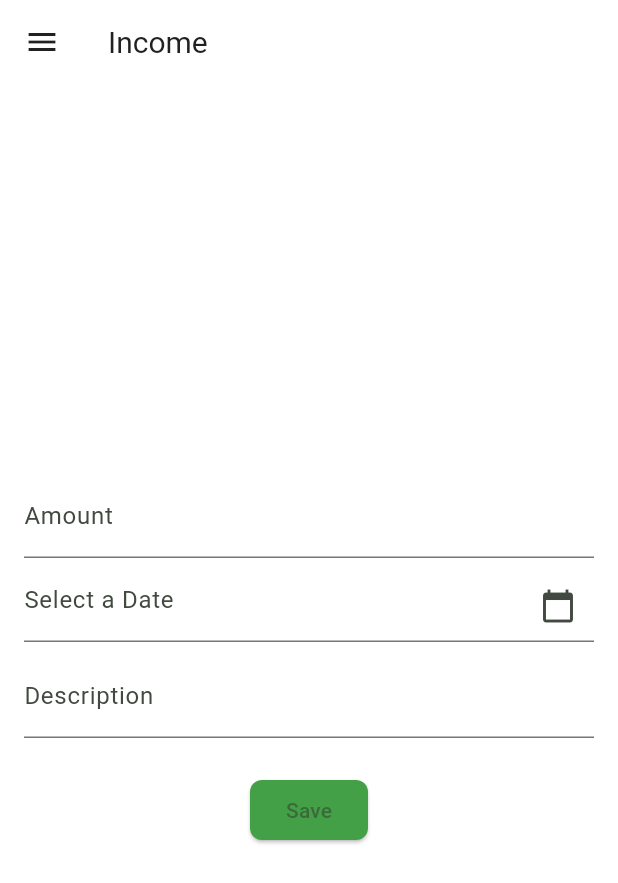
After one commit to Felipe-Borba/my_kakeibo, a Flutter app: the IncomeFormView screen opened directly, after a tap on "Save", on a phone screen of 412 x 824 dp. The commit adds this screen. Shown: the top 883 px of the screen. Run offline on Flutter 3.47's test engine with Material 3 defaults, Android fonts, the phone set to English and light mode, and no system bars; our stand-ins replace cloud_firestore, firebase_auth, firebase_core, flutter_modular, shared_preferences; accounts and stored records are empty; generated files the repository leaves out were written again.

Commit message:
feature: add cadastro receita

```diff
--- a/lib/core/components/drawer_custom.dart
+++ b/lib/core/components/drawer_custom.dart
@@ -1,6 +1,7 @@
 import 'package:flutter/material.dart';
 import 'package:flutter_modular/flutter_modular.dart';
 import 'package:my_kakeibo/presentation/expense/expense_form/expense_form_view.dart';
+import 'package:my_kakeibo/presentation/income/income_form/income_form_view.dart';
 import 'package:my_kakeibo/presentation/settings/settings_view.dart';
 import 'package:my_kakeibo/presentation/user/dashboard/dashboard_view.dart';
 
@@ -43,6 +44,13 @@ class DrawerCustom extends StatelessWidget {
             },
           ),
           ListTile(
+            leading: const Icon(Icons.attach_money),
+            title: const Text('Add Income'),
+            onTap: () {
+              Modular.to.navigate(IncomeFormView.routeName);
+            },
+          ),
+          ListTile(
             leading: const Icon(Icons.settings),
             title: const Text('Settings'),
             onTap: () {
--- a/lib/domain/entity/transaction/expense_category.dart
+++ b/lib/domain/entity/transaction/expense_category.dart
@@ -5,23 +5,6 @@ enum ExpenseCategory {
   rent,
   food,
   entertainment,
-}
-
-extension ExpenseCategoryStringExtension on String {
-  ExpenseCategory toExpenseCategory() {
-    switch (this) {
-      case 'misc':
-        return ExpenseCategory.misc;
-      case 'rent':
-        return ExpenseCategory.rent;
-      case 'food':
-        return ExpenseCategory.food;
-      case 'entertainment':
-        return ExpenseCategory.entertainment;
-      default:
-        throw Exception('Unknown category: $this');
-    }
-  }
 }
 
 extension ExpenseCategoryIconExtension on ExpenseCategory {
--- a/lib/main.dart
+++ b/lib/main.dart
@@ -15,6 +15,8 @@ import 'package:my_kakeibo/domain/use_case/user_use_case.dart';
 import 'package:my_kakeibo/firebase_options.dart';
 import 'package:my_kakeibo/presentation/expense/expense_form/expense_form_controller.dart';
 import 'package:my_kakeibo/presentation/expense/expense_form/expense_form_view.dart';
+import 'package:my_kakeibo/presentation/income/income_form/income_form_controller.dart';
+import 'package:my_kakeibo/presentation/income/income_form/income_form_view.dart';
 import 'package:my_kakeibo/presentation/settings/settings_view.dart';
 import 'package:my_kakeibo/presentation/user/create_account/create_account_controller.dart';
 import 'package:my_kakeibo/presentation/user/create_account/create_account_view.dart';
@@ -58,6 +60,7 @@ class AppModule extends Module {
     i.add(CreateAccountController.new);
     i.add(ExpenseFormController.new);
     i.add(DashboardController.new);
+    i.add(IncomeFormController.new);
   }
 
   @override
@@ -79,5 +82,10 @@ class AppModule extends Module {
       ExpenseFormView.routeName,
       child: (context) => ExpenseFormView(id: r.args.params['id']),
     );
+
+    r.child(
+      IncomeFormView.routeName,
+      child: (context) => IncomeFormView(id: r.args.params['id']),
+    );
   }
 }
--- /dev/null
+++ b/lib/presentation/income/income_form/income_form_controller.dart
@@ -0,0 +1,76 @@
+import 'package:flutter/material.dart';
+import 'package:flutter_modular/flutter_modular.dart';
+import 'package:my_kakeibo/core/components/snackbar_custom.dart';
+import 'package:my_kakeibo/core/records/app_error.dart';
+import 'package:my_kakeibo/domain/entity/transaction/income.dart';
+import 'package:my_kakeibo/domain/entity/transaction/income_source.dart';
+import 'package:my_kakeibo/domain/use_case/income_use_case.dart';
+import 'package:my_kakeibo/presentation/user/dashboard/dashboard_view.dart';
+
+class IncomeFormController with ChangeNotifier {
+  // Dependencies
+  final incomeUseCase = Modular.get<IncomeUseCase>();
+
+  // State
+  TextEditingController amount = TextEditingController();
+  String? amountError;
+
+  DateTime? selectedDate;
+  final TextEditingController dateController = TextEditingController();
+  String? dateError;
+
+  TextEditingController description = TextEditingController();
+  String? descriptionError;
+
+  // Actions
+  onSelectDate(BuildContext context) async {
+    final DateTime? picked = await showDatePicker(
+      context: context,
+      initialDate: selectedDate ?? DateTime.now(),
+      firstDate: DateTime(2000),
+      lastDate: DateTime(2101),
+    );
+    if (picked != null && picked != selectedDate) {
+      selectedDate = picked;
+      dateController.text = "${selectedDate!.toLocal()}".split(' ')[0];
+    }
+    notifyListeners();
+  }
+
+  onClickSave({required BuildContext context, String? id}) async {
+    //TODO talvez exista uma forma melhor de validar a entidade principalmente quando se trata de campos de tipos diferentes de string?
+    // se eu não me engano tem um padrao de validator melhor e separado da entity
+    var (_, error) = await incomeUseCase.insert(Income(
+      id: id,
+      amount: double.parse(amount.text),
+      source: IncomeSource.salary,
+      description: description.text,
+      date: selectedDate ?? DateTime.now(),
+    ));
+
+    amountError = null;
+    dateError = null;
+    descriptionError = null;
+
+    switch (error) {
+      case Empty():
+        Modular.to.navigate(DashboardView.routeName);
+        break;
+      case Failure(:final message):
+        showSnackbar(context: context, text: message);
+        break;
+      case FieldFailure(:final fieldErrorList):
+        for (var invalidField in fieldErrorList) {
+          switch (invalidField.name) {
+            case "amount":
+              amountError = invalidField.message;
+              break;
+          }
+        }
+        break;
+      default:
+        showSnackbar(context: context, text: "Erro desconhecido.");
+    }
+    notifyListeners();
+  }
+}
--- /dev/null
+++ b/lib/presentation/income/income_form/income_form_view.dart
@@ -0,0 +1,82 @@
+import 'package:flutter/material.dart';
+import 'package:flutter/services.dart';
+import 'package:flutter_modular/flutter_modular.dart';
+import 'package:my_kakeibo/core/components/app_bar_custom.dart';
+import 'package:my_kakeibo/core/components/drawer_custom.dart';
+import 'package:my_kakeibo/presentation/income/income_form/income_form_controller.dart';
+
+class IncomeFormView extends StatelessWidget {
+  const IncomeFormView({super.key, this.id});
+
+  static const routeName = '/income/:id';
+
+  final String? id;
+
+  @override
+  Widget build(BuildContext context) {
+    final controller = Modular.get<IncomeFormController>();
+
+    return ListenableBuilder(
+      listenable: controller,
+      builder: (BuildContext context, Widget? child) {
+        return Scaffold(
+          appBar: const AppBarCustom(
+            title: "Income",
+          ),
+          drawer: const DrawerCustom(),
+          body: Padding(
+            padding: const EdgeInsetsDirectional.fromSTEB(16, 24, 16, 24),
+            child: Column(
+              mainAxisAlignment: MainAxisAlignment.center,
+              crossAxisAlignment: CrossAxisAlignment.center,
+              children: [
+                TextField(
+                  key: const Key("amount"),
+                  controller: controller.amount,
+                  keyboardType: TextInputType.number,
+                  inputFormatters: [FilteringTextInputFormatter.digitsOnly],
+                  decoration: InputDecoration(
+                    labelText: "Amount",
+                    errorText: controller.amountError,
+                  ),
+                ),
+                const SizedBox(height: 8),
+                TextField(
+                  key: const Key("date"),
+                  controller: controller.dateController,
+                  readOnly: true,
+                  decoration: InputDecoration(
+                    hintText: "Select a Date",
+                    errorText: controller.dateError,
+                    suffixIcon: IconButton(
+                      icon: const Icon(Icons.calendar_today),
+                      onPressed: () => controller.onSelectDate(context),
+                    ),
+                  ),
+                ),
+                const SizedBox(height: 8),
+                TextField(
+                  key: const Key("description"),
+                  controller: controller.description,
+                  decoration: InputDecoration(
+                    labelText: "Description",
+                    errorText: controller.descriptionError,
+                  ),
+                ),
+                const SizedBox(height: 24),
+                Center(
+                  child: ElevatedButton(
+                    key: const Key("save-income"),
+                    onPressed: () =>
+                        controller.onClickSave(context: context, id: id),
+                    child: const Text("Save"),
+                  ),
+                ),
+              ],
+            ),
+          ),
+        );
+      },
+    );
+  }
+}
--- a/lib/presentation/settings/settings_controller.dart
+++ b/lib/presentation/settings/settings_controller.dart
@@ -21,8 +21,6 @@ class SettingsController with ChangeNotifier {
     if (error is Empty) {
       Modular.setInitialRoute(DashboardView.routeName);
     }
-
-    notifyListeners();
   }
 
   logout(BuildContext context) async {
--- a/lib/presentation/user/dashboard/dashboard_controller.dart
+++ b/lib/presentation/user/dashboard/dashboard_controller.dart
@@ -3,7 +3,6 @@ import 'package:flutter_modular/flutter_modular.dart';
 import 'package:my_kakeibo/domain/entity/transaction/transaction.dart';
 import 'package:my_kakeibo/domain/use_case/income_use_case.dart';
 
-import '../../../domain/entity/transaction/expense.dart';
 import '../../../domain/entity/user/user.dart';
 import '../../../domain/use_case/expense_use_case.dart';
 import '../../../domain/use_case/user_use_case.dart';
```
